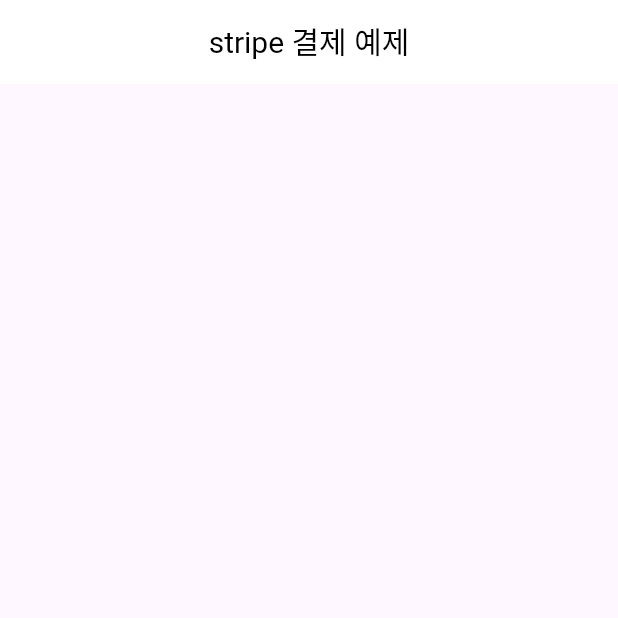
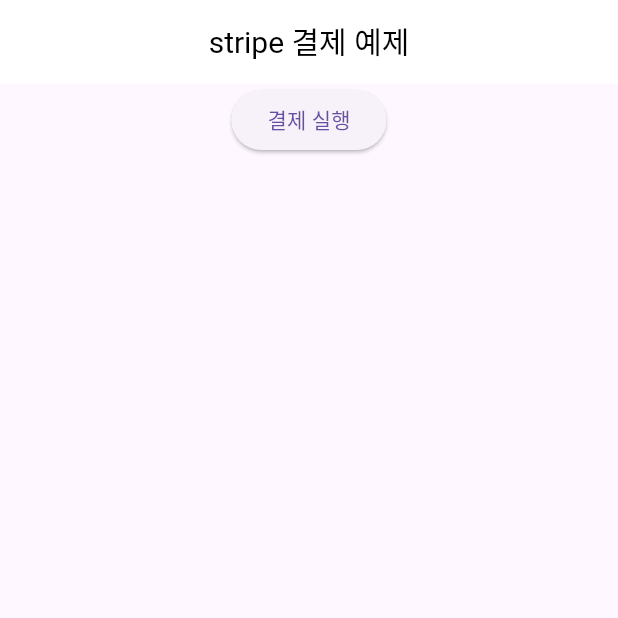
Before and after one commit to Lovingcats/flutter_stripe_testApp, a Flutter app: the screen it shows after launch, on a phone screen of 412 x 824 dp, the top half of it. Run offline on Flutter 3.47's test engine with Material 3 defaults, Android fonts, the phone set to English and light mode, and no system bars; missing offline and left inert: flutter_stripe.

Commit message:
[ADD] paymentButton

```diff
--- a/lib/main.dart
+++ b/lib/main.dart
@@ -67,6 +67,23 @@
           ),
         ),
       ),
+      body: SafeArea(
+        child: Center(
+          child: Column(
+            children: [
+              paymentButton()
+            ],
+          ),
+        ),
+      ),
+    );
+  }
+
+  ElevatedButton paymentButton() {
+    return ElevatedButton(
+      onPressed: () async{
+      },
+      child: const Text("결제 실행"),
     );
   }
 }
```
